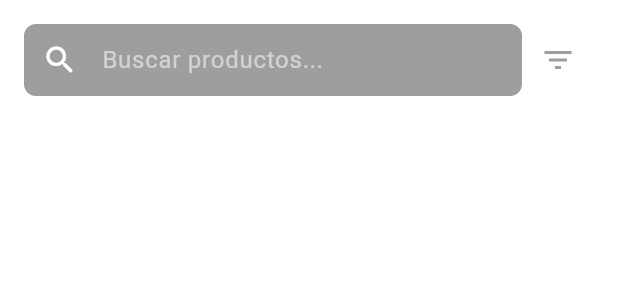
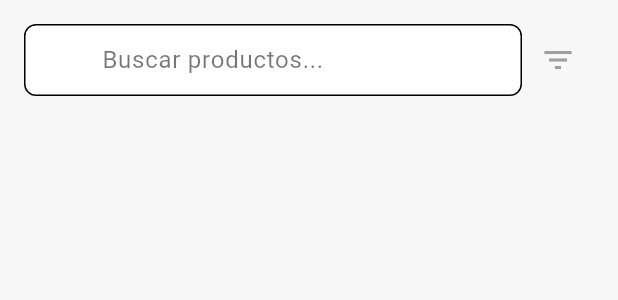
Before and after one commit to alfredo961/hanes-app, a Flutter app: the SearchAndFilterBar widget shown alone on an empty page, opened directly, on a phone screen of 412 x 824 dp. Shown: the top 300 px of the screen. Run offline on Flutter 3.47's test engine with Material 3 defaults, Android fonts, the phone set to English and light mode, and no system bars; network calls fail.

Commit message:
ajustes de diseño

```diff
--- a/lib/main.dart
+++ b/lib/main.dart
@@ -1,5 +1,4 @@
 import 'package:flutter/material.dart';
-import 'package:hilaza/utils/constants.dart';
 import 'package:hilaza/viewmodels/home_viewmodel.dart';
 import 'package:provider/provider.dart';
 
--- a/lib/utils/app_theme.dart
+++ b/lib/utils/app_theme.dart
@@ -6,7 +6,7 @@ class AppTheme {
   static ThemeData get theme {
     return ThemeData(
       primaryColor: Consts.rojo,
-      scaffoldBackgroundColor: Consts.blanco,
+      scaffoldBackgroundColor: Consts.backgroundWhite,
       colorScheme: const ColorScheme(
         primary: Consts.rojo,
         primaryContainer: Consts.rojoSecundario,
--- a/lib/utils/constants.dart
+++ b/lib/utils/constants.dart
@@ -16,4 +16,5 @@ class Consts{
   static const Color morado = Color(0xFF741773);
   static const Color moradoSecundario = Color(0xFFaf77ad);
   static const Color blanco = Color(0xFFffffff);
+  static const Color backgroundWhite = Color(0xFFf7f7f7);
 }
--- a/lib/viewmodels/home_viewmodel.dart
+++ b/lib/viewmodels/home_viewmodel.dart
@@ -91,7 +91,7 @@ class HomeViewModel extends ChangeNotifier {
     try {
       _teams = await _teamService.fetchTeams();
     } catch (e) {
-      print('Error al obtener los equipos: $e');
+      debugPrint('Error al obtener los equipos: $e');
     } finally {
       _isLoadingTeams = false;
       notifyListeners();
--- a/lib/views/home/hilo_details_widget.dart
+++ b/lib/views/home/hilo_details_widget.dart
@@ -18,6 +18,7 @@ class HiloDetailsWidget extends StatelessWidget {
           mainAxisSize: MainAxisSize.min,
           crossAxisAlignment: CrossAxisAlignment.start,
           children: [
+            SizedBox(height: MediaQuery.of(context).size.height * .01,),
             const Center(
               child: Text(
                 'Detalles del Hilo',
--- a/lib/views/home/search_and_filter_bar.dart
+++ b/lib/views/home/search_and_filter_bar.dart
@@ -1,4 +1,6 @@
 import 'package:flutter/material.dart';
+import 'package:hilaza/utils/constants.dart';
+import 'package:hilaza/views/widgets/elevated_button.dart';
 import 'package:provider/provider.dart';
 import '../../viewmodels/home_viewmodel.dart';
 
@@ -6,6 +8,7 @@ class SearchAndFilterBar extends StatefulWidget {
   const SearchAndFilterBar({super.key});
 
   @override
+  // ignore: library_private_types_in_public_api
   _SearchAndFilterBarState createState() => _SearchAndFilterBarState();
 }
 
@@ -44,18 +47,18 @@ class _SearchAndFilterBarState extends State<SearchAndFilterBar> {
               Expanded(
                 child: TextField(
                   onChanged: viewModel.updateSearchQuery,
-                  style: const TextStyle(color: Colors.white),
+                  style: const TextStyle(color: Colors.black54),
                   decoration: InputDecoration(
                     prefixIcon: const Icon(Icons.search),
                     hintText: 'Buscar productos...',
-                    hintStyle: const TextStyle(color: Colors.white54),
+                    hintStyle: const TextStyle(color: Colors.black54),
                     prefixIconColor: Colors.white,
                     border: OutlineInputBorder(
                       borderRadius: BorderRadius.circular(8.0),
-                      borderSide: BorderSide.none,
+                      borderSide: const BorderSide(color: Consts.rojo),
                     ),
                     filled: true,
-                    fillColor: Colors.grey,
+                    fillColor: Colors.white,
                     contentPadding: const EdgeInsets.symmetric(vertical: 0, horizontal: 20),
                   ),
                 ),
@@ -72,7 +75,11 @@ class _SearchAndFilterBarState extends State<SearchAndFilterBar> {
         ),
         if (_isFilterVisible)
           Padding(
-            padding: const EdgeInsets.symmetric(horizontal: 16.0),
+            padding: const EdgeInsets.symmetric(horizontal: 12.0),
+            child: Card(
+              borderOnForeground: false,
+              child: Padding(
+                padding: const EdgeInsets.all(8.0),
                 child: Column(
                   crossAxisAlignment: CrossAxisAlignment.start,
                   children: [
@@ -96,14 +103,10 @@ class _SearchAndFilterBarState extends State<SearchAndFilterBar> {
                     Row(
                       mainAxisAlignment: MainAxisAlignment.spaceBetween,
                       children: [
-                    ElevatedButton(
+                        MainButton(
                           onPressed: () => _applyFilter(viewModel),
-                      style: ElevatedButton.styleFrom(
-                        shape: RoundedRectangleBorder(
-                          borderRadius: BorderRadius.circular(8),
-                        ),
-                      ),
-                      child: const Text('Aplicar filtro'),
+
+                          text:'Aplicar filtro',
                         ),
                         TextButton(
                           onPressed: () => _clearFilter(viewModel),
@@ -117,6 +120,8 @@ class _SearchAndFilterBarState extends State<SearchAndFilterBar> {
                       ],
                     ),
                   ],
+                ),
+              ),
             ),
           ),
       ],
```
Also changed, not shown: lib/views/home/home_screen.dart (+20 -2 lines), assets/hilaza_icon.png (added). Lines whose indentation alone changed are shown as unchanged.
